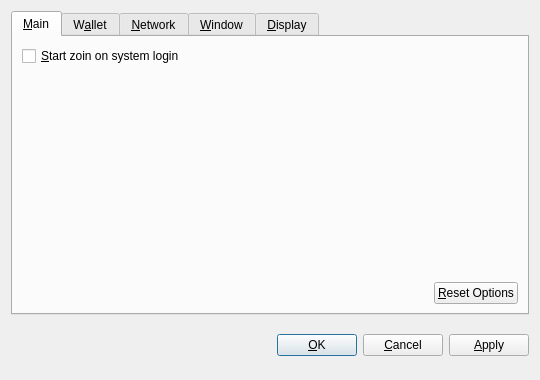
This is src/qt/forms/optionsdialog.ui in noirofficial/noir as Qt 5 draws it before an edit. The edited form follows.
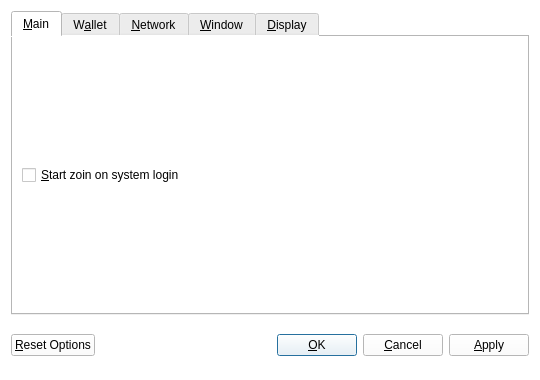
This is the edited form. Custom widgets are drawn as their Qt base class.

Commit message: Clean up option menus/about/overview

Patch:
```diff
--- a/src/qt/forms/optionsdialog.ui
+++ b/src/qt/forms/optionsdialog.ui
@@ -13,12 +13,20 @@
   <property name="windowTitle">
    <string>Options</string>
   </property>
+  <property name="styleSheet">
+   <string notr="true">background-color: rgb(255, 255, 255);
+</string>
+  </property>
   <property name="modal">
    <bool>true</bool>
   </property>
   <layout class="QVBoxLayout" name="verticalLayout">
    <item>
     <widget class="QTabWidget" name="tabWidget">
+     <property name="styleSheet">
+      <string notr="true">background-color: rgb(255, 255, 255);
+</string>
+     </property>
      <property name="tabPosition">
       <enum>QTabWidget::North</enum>
      </property>
@@ -26,6 +34,9 @@
       <number>0</number>
      </property>
      <widget class="QWidget" name="tabMain">
+      <property name="styleSheet">
+       <string notr="true"/>
+      </property>
       <attribute name="title">
        <string>&amp;Main</string>
       </attribute>
@@ -40,49 +51,6 @@
          </property>
         </widget>
        </item>
-       <item>
-        <spacer name="verticalSpacer_Main">
-         <property name="orientation">
-          <enum>Qt::Vertical</enum>
-         </property>
-         <property name="sizeHint" stdset="0">
-          <size>
-           <width>20</width>
-           <height>40</height>
-          </size>
-         </property>
-        </spacer>
-       </item>
-       <item>
-        <layout class="QHBoxLayout" name="horizontalLayout_2_Main">
-         <item>
-          <spacer name="horizontalSpacer_2_Main">
-           <property name="orientation">
-            <enum>Qt::Horizontal</enum>
-           </property>
-           <property name="sizeHint" stdset="0">
-            <size>
-             <width>40</width>
-             <height>20</height>
-            </size>
-           </property>
-          </spacer>
-         </item>
-         <item>
-          <widget class="QPushButton" name="resetButton">
-           <property name="toolTip">
-            <string>Reset all client options to default.</string>
-           </property>
-           <property name="text">
-            <string>&amp;Reset Options</string>
-           </property>
-           <property name="autoDefault">
-            <bool>false</bool>
-           </property>
-          </widget>
-         </item>
-        </layout>
-       </item>
       </layout>
      </widget>
      <widget class="QWidget" name="tabWallet">
@@ -429,6 +397,22 @@
    </item>
    <item>
     <layout class="QHBoxLayout" name="horizontalLayout_Buttons">
+     <item>
+      <widget class="QPushButton" name="resetButton">
+       <property name="toolTip">
+        <string>Reset all client options to default.</string>
+       </property>
+       <property name="styleSheet">
+        <string notr="true"/>
+       </property>
+       <property name="text">
+        <string>&amp;Reset Options</string>
+       </property>
+       <property name="autoDefault">
+        <bool>false</bool>
+       </property>
+      </widget>
+     </item>
      <item>
       <spacer name="horizontalSpacer_1">
        <property name="orientation">
```
Left out of the diff: 92 changed lines with no effect on the pictures. The commit also changes 5 other files.
